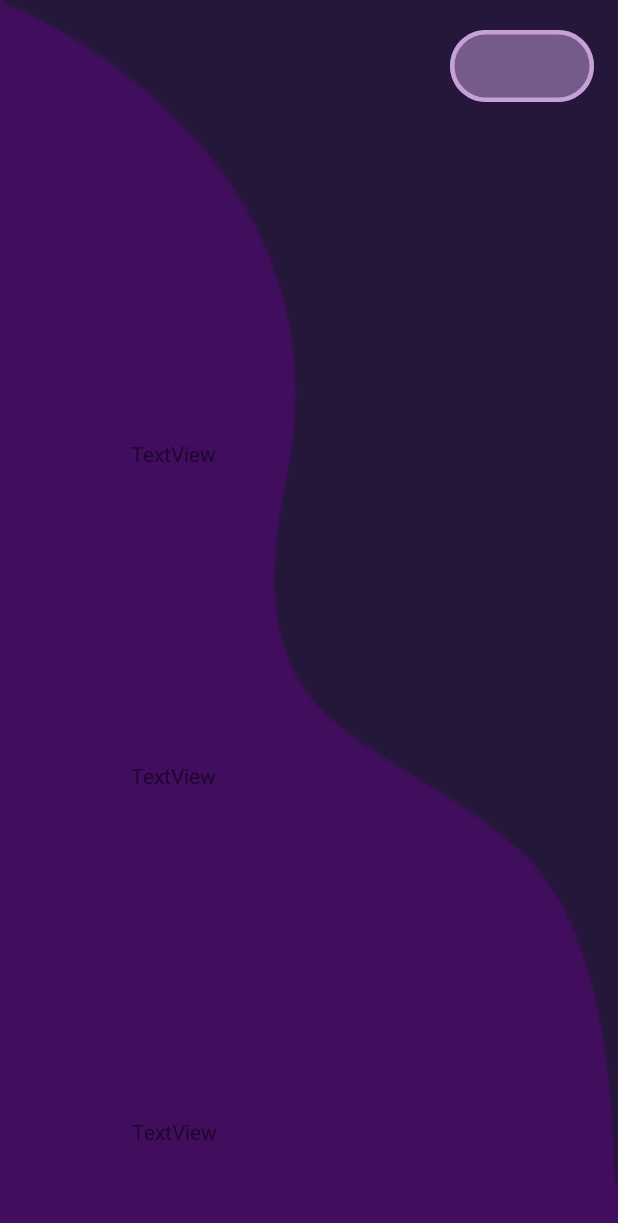
After one commit to ZygisP/SimpleTime, an Android app: the ActivityFeed screen opened directly, with no data from a screen before it, on a phone screen of 412 x 824 dp. The commit adds this screen. Shown: the top 1223 px of the screen. Run offline under Robolectric (Android 15) with nearby library versions, the phone set to English and light mode, and no system bars; our stand-ins replace Firebase (no records; nobody signed in at launch, a user with empty details on screens opened directly), Picasso; pictures from the network do not load; Roboto replaces fonts that are not available here; 1 statement that could not run was skipped.

Commit message:
Feed stuff

```diff
--- /dev/null
+++ b/SimpleTime/app/src/main/java/com/example/simpletime/ActivityFeed.kt
@@ -0,0 +1,114 @@
+package com.example.simpletime
+
+import android.content.ContentValues.TAG
+import android.os.Bundle
+import android.util.Log
+import androidx.appcompat.app.AppCompatActivity
+import com.google.android.gms.tasks.OnFailureListener
+import com.google.android.gms.tasks.OnSuccessListener
+import com.google.firebase.firestore.FirebaseFirestore
+import com.google.firebase.storage.FirebaseStorage
+import com.google.firebase.storage.ListResult
+import kotlinx.android.synthetic.main.activity_feed.*
+import kotlin.random.Random
+
+class ActivityFeed : AppCompatActivity() {
+    override fun onCreate(savedInstanceState: Bundle?) {
+        super.onCreate(savedInstanceState)
+        setContentView(R.layout.activity_feed)
+        storage = FirebaseStorage.getInstance()
+        storageReference = storage.reference
+        var db = FirebaseFirestore.getInstance()
+        var rand1 = 0
+        var rand2 = 0
+        var rand3 = 0
+        var i = 0
+        var j = 0
+        db.collection("videos")
+
+
+//        loadImagePlaceholder();
+        val profileRef =
+            storageReference.child("videos/")
+        val listRef = FirebaseStorage.getInstance().getReference("Videos/")
+        val listRefVids = FirebaseStorage.getInstance().getReference("Videos/")
+
+        listRef.listAll()
+            .addOnSuccessListener(OnSuccessListener<ListResult> { listResult ->
+                Log.d(TAG, listRef.getName())
+                for (prefix in listResult.prefixes) {
+                    Log.d(TAG, "Folders here: " + prefix.name)
+                    val listRefVids = FirebaseStorage.getInstance().getReference("Videos/" + prefix.name + "/")
+                    listRefVids.listAll()
+                        .addOnSuccessListener(OnSuccessListener<ListResult> { listResult ->
+                            Log.d(TAG, listRefVids.getName())
+                            for (item in listResult.items) {
+                                i = i + 1
+                                var vidname = item.name.dropLast(4)
+                                Log.d(TAG, "Videos here:" + vidname)
+                                rand1 = (0..i).random()
+                                rand2 = (0..i).random()
+                                rand3 = (0..i).random()
+                                Log.d(TAG, "chosen videos:" + rand1 + " " + rand2 + " " + rand3)
+                                val chooseVids = FirebaseStorage.getInstance().getReference("Videos/" + prefix.name+"/")
+                                chooseVids.listAll()
+                                    .addOnSuccessListener { OnSuccessListener<ListResult> { listResult ->
+                                        for(item in listResult.items) {
+                                            Log.d(TAG, "Checking " + item.name)
+                                            j = j + 1
+                                            if (j == rand1){
+                                                var vidname1 = item.name.dropLast(4)
+                                                val docRef = db.collection("videos").document(vidname1)
+                                                docRef.get()
+                                                    .addOnSuccessListener { document ->
+                                                        if (document != null) {
+                                                            Log.d(TAG, "Pulled vide:" + vidname1)
+                                                            textView5.text = document.getString("title")
+                                                        }
+                                            }
+                                                    .addOnFailureListener{
+                                                        Log.d(TAG, "nosuchdoc for 1")
+                                                    }
+                                        }
+                                            else if (j == rand2){
+                                                var vidname1 = item.name.dropLast(4)
+                                                val docRef = db.collection("videos").document(vidname1)
+                                                docRef.get()
+                                                    .addOnSuccessListener { document ->
+                                                        if (document != null) {
+                                                            Log.d(TAG, "Pulled vide:" + vidname1)
+                                                            textView10.text = document.getString("title")
+                                                        }
+                                                    }
+                                                    .addOnFailureListener{
+                                                        Log.d(TAG, "nosuchdoc for 1")
+                                                    }
+                                            }
+                                            else if (j == rand3){
+                                                var vidname1 = item.name.dropLast(4)
+                                                val docRef = db.collection("videos").document(vidname1)
+                                                docRef.get()
+                                                    .addOnSuccessListener { document ->
+                                                        if (document != null) {
+                                                            Log.d(TAG, "Pulled vide:" + vidname1)
+                                                            textView14.text = document.getString("title")
+                                                        }
+                                                    }
+                                                    .addOnFailureListener{
+                                                        Log.d(TAG, "nosuchdoc for 1")
+                                                    }
+                                            }
+                                        }
+                                    } }
+                            }
+                        })
+                }
+                for (item in listResult.items) {
+                    Log.d(TAG, "Aint no folders here")
+                }
+            })
+            .addOnFailureListener(OnFailureListener {
+                // Uh-oh, an error occurred!
+            })
+    }
+    }
--- a/SimpleTime/app/src/main/java/com/example/simpletime/ActivityVideoPage.kt
+++ b/SimpleTime/app/src/main/java/com/example/simpletime/ActivityVideoPage.kt
@@ -86,8 +86,6 @@ class ActivityVideoPage : AppCompatActivity() {
             ReportButton.x = 600F
             PopUp3.x = 0F
             PopUp2.x = 0F
-            imageView10.scaleY = 3.5F
-            imageView10.y = 1500F
         }
         PopUp2.setOnClickListener {
             PopUp1.setImageResource(R.drawable.star)
@@ -112,8 +110,6 @@ class ActivityVideoPage : AppCompatActivity() {
             ReportButton.x = 600F
             PopUp3.x = 0F
             PopUp2.x = 0F
-            imageView10.scaleY = 3.5F
-            imageView10.y = 1500F
         }
         PopUp3.setOnClickListener {
             PopUp1.setImageResource(R.drawable.star)
@@ -138,8 +134,6 @@ class ActivityVideoPage : AppCompatActivity() {
             ReportButton.x = 600F
             PopUp3.x = 0F
             PopUp2.x = 0F
-            imageView10.scaleY = 3.5F
-            imageView10.y = 1500F
         }
         PopUp4.setOnClickListener {
             PopUp1.setImageResource(R.drawable.star)
@@ -164,8 +158,6 @@ class ActivityVideoPage : AppCompatActivity() {
             ReportButton.x = 600F
             PopUp3.x = 0F
             PopUp2.x = 0F
-            imageView10.scaleY = 3.5F
-            imageView10.y = 1500F
         }
         PopUp5.setOnClickListener {
             PopUp1.setImageResource(R.drawable.star)
@@ -190,8 +182,6 @@ class ActivityVideoPage : AppCompatActivity() {
             ReportButton.x = 600F
             PopUp3.x = 0F
             PopUp2.x = 0F
-            imageView10.scaleY = 3.5F
-            imageView10.y = 1500F
         }
         imageButton18.setOnClickListener{
             val intent = Intent(this, ActivityDonation::class.java);
--- a/SimpleTime/app/src/main/java/com/example/simpletime/MainActivity.kt
+++ b/SimpleTime/app/src/main/java/com/example/simpletime/MainActivity.kt
@@ -31,10 +31,14 @@ class MainActivity : AppCompatActivity() {
         login_btnLogin.setOnClickListener{
          login(it)
         }
+
         login_btnForgotPassword.setOnClickListener{
             val intent = Intent(this, ActivityForgotPassword::class.java);
             startActivity(intent)
-
+        }
+        login_btnForgotUsername.setOnClickListener{
+            val intent = Intent(this, ActivityFeed::class.java)
+            startActivity(intent)
         }
     }
     fun login(view: View) {
--- /dev/null
+++ b/SimpleTime/app/src/main/res/layout/activity_feed.xml
@@ -0,0 +1,105 @@
+<?xml version="1.0" encoding="utf-8"?>
+<androidx.constraintlayout.widget.ConstraintLayout xmlns:android="http://schemas.android.com/apk/res/android"
+    xmlns:app="http://schemas.android.com/apk/res-auto"
+    xmlns:tools="http://schemas.android.com/tools"
+    android:layout_width="match_parent"
+    android:layout_height="match_parent"
+    android:background="@drawable/backgroundimage"
+    tools:context=".ActivityFeed">
+
+    <ImageButton
+        android:id="@+id/backButton"
+        android:layout_width="96dp"
+        android:layout_height="55dp"
+        android:layout_marginTop="16dp"
+        android:layout_marginEnd="16dp"
+        android:background="@null"
+        app:layout_constraintEnd_toEndOf="parent"
+        app:layout_constraintTop_toTopOf="parent"
+        app:srcCompat="@drawable/smallbutton"
+        tools:ignore="SpeakableTextPresentCheck" />
+
+    <ImageView
+        android:id="@+id/imageView8"
+        android:layout_width="293dp"
+        android:layout_height="159dp"
+        android:layout_marginStart="59dp"
+        android:layout_marginTop="83dp"
+        android:layout_marginEnd="59dp"
+        android:layout_marginBottom="489dp"
+        app:layout_constraintBottom_toBottomOf="parent"
+        app:layout_constraintEnd_toEndOf="parent"
+        app:layout_constraintStart_toStartOf="parent"
+        app:layout_constraintTop_toTopOf="parent"
+        tools:srcCompat="@tools:sample/backgrounds/scenic" />
+
+    <TextView
+        android:id="@+id/textView5"
+        android:layout_width="237dp"
+        android:layout_height="22dp"
+        android:layout_marginStart="87dp"
+        android:layout_marginTop="4dp"
+        android:layout_marginEnd="87dp"
+        android:layout_marginBottom="30dp"
+        android:text="TextView"
+        app:layout_constraintBottom_toTopOf="@+id/imageView19"
+        app:layout_constraintEnd_toEndOf="parent"
+        app:layout_constraintStart_toStartOf="parent"
+        app:layout_constraintTop_toBottomOf="@+id/imageView8" />
+
+    <ImageView
+        android:id="@+id/imageView19"
+        android:layout_width="293dp"
+        android:layout_height="159dp"
+        android:layout_marginStart="59dp"
+        android:layout_marginTop="298dp"
+        android:layout_marginEnd="59dp"
+        android:layout_marginBottom="274dp"
+        app:layout_constraintBottom_toBottomOf="parent"
+        app:layout_constraintEnd_toEndOf="parent"
+        app:layout_constraintStart_toStartOf="parent"
+        app:layout_constraintTop_toTopOf="parent"
+        tools:srcCompat="@tools:sample/backgrounds/scenic" />
+
+    <TextView
+        android:id="@+id/textView10"
+        android:layout_width="237dp"
+        android:layout_height="22dp"
+        android:layout_marginStart="87dp"
+        android:layout_marginTop="4dp"
+        android:layout_marginEnd="87dp"
+        android:layout_marginBottom="29dp"
+        android:text="TextView"
+        app:layout_constraintBottom_toTopOf="@+id/imageView23"
+        app:layout_constraintEnd_toEndOf="parent"
+        app:layout_constraintStart_toStartOf="parent"
+        app:layout_constraintTop_toBottomOf="@+id/imageView19" />
+
+    <ImageView
+        android:id="@+id/imageView23"
+        android:layout_width="293dp"
+        android:layout_height="159dp"
+        android:layout_marginStart="59dp"
+        android:layout_marginTop="513dp"
+        android:layout_marginEnd="59dp"
+        android:layout_marginBottom="63dp"
+        app:layout_constraintBottom_toBottomOf="parent"
+        app:layout_constraintEnd_toEndOf="parent"
+        app:layout_constraintStart_toStartOf="parent"
+        app:layout_constraintTop_toTopOf="parent"
+        tools:srcCompat="@tools:sample/backgrounds/scenic" />
+
+    <TextView
+        android:id="@+id/textView14"
+        android:layout_width="237dp"
+        android:layout_height="22dp"
+        android:layout_marginStart="88dp"
+        android:layout_marginTop="4dp"
+        android:layout_marginEnd="87dp"
+        android:layout_marginBottom="34dp"
+        android:text="TextView"
+        app:layout_constraintBottom_toBottomOf="parent"
+        app:layout_constraintEnd_toEndOf="parent"
+        app:layout_constraintStart_toStartOf="parent"
+        app:layout_constraintTop_toBottomOf="@+id/imageView23" />
+</androidx.constraintlayout.widget.ConstraintLayout>
--- a/SimpleTime/build.gradle
+++ b/SimpleTime/build.gradle
@@ -6,7 +6,7 @@ buildscript {
 plugins {
     id 'com.android.application' version '7.1.1' apply false
     id 'com.android.library' version '7.1.1' apply false
-    id 'org.jetbrains.kotlin.android' version '1.6.10' apply false
+    id 'org.jetbrains.kotlin.android' version '1.6.21' apply false
 }
 
 task clean(type: Delete) {
```
Also changed, not shown: SimpleTime/app/src/main/AndroidManifest.xml (+5 -2 lines).
